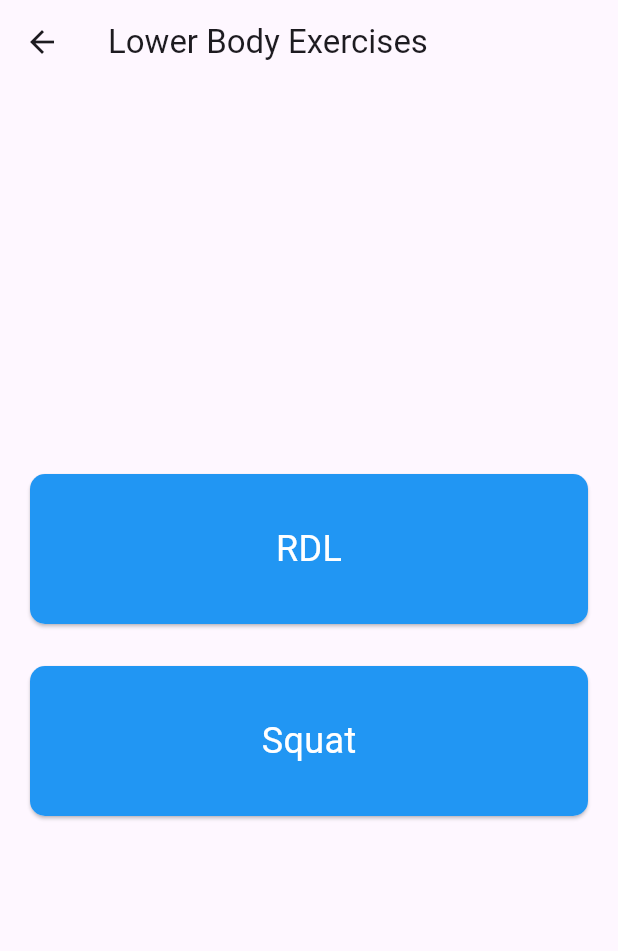
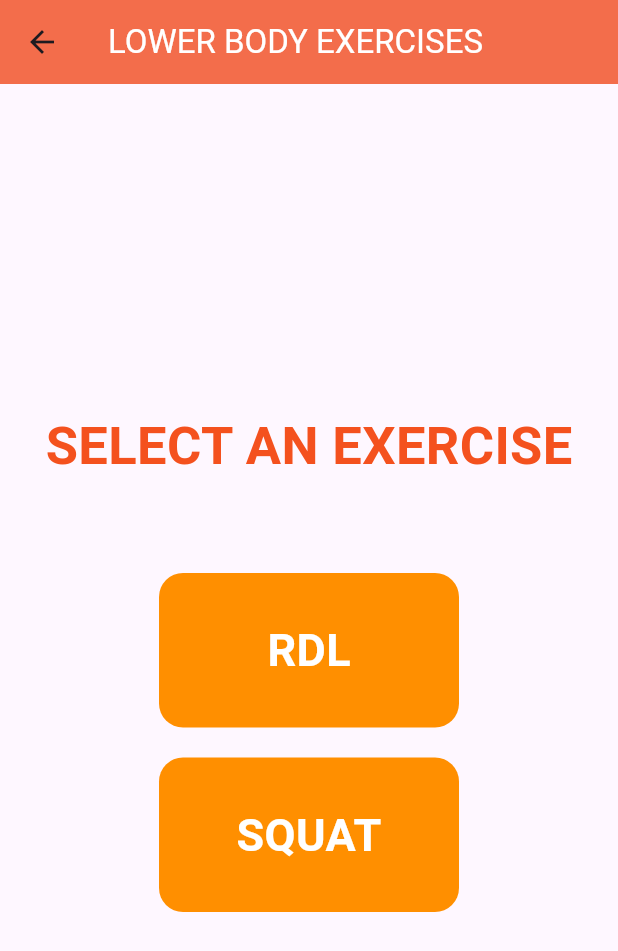
Before and after one commit to Xhideto/liftttrack, a Flutter app: the LowerBodyPage screen opened directly, on a phone screen of 412 x 824 dp. Shown: the top 951 px of the screen. Run offline on Flutter 3.47's test engine with Material 3 defaults, Android fonts, the phone set to English and light mode, and no system bars; our stand-ins replace firebase_database, image_picker; accounts and stored records are empty.

Commit message:
Update lower.dart

```diff
--- a/lib/exercise/lower.dart
+++ b/lib/exercise/lower.dart
@@ -1,33 +1,98 @@
 // lib/lower_body_page.dart
 import 'package:flutter/material.dart';
-import 'exercard.dart'; // Import the ExerciseCard
+import 'package:lifttrack/lowerex/rdl.dart';
+import 'package:lifttrack/lowerex/squat.dart';
 
 class LowerBodyPage extends StatelessWidget {
+  const LowerBodyPage({super.key});
+
   @override
   Widget build(BuildContext context) {
     return Scaffold(
       appBar: AppBar(
-        title: const Text('Lower Body Exercises'),
+        title: Text('LOWER BODY EXERCISES', style: TextStyle(color: Colors.white)), // White text
+        backgroundColor: Colors.deepOrange.shade400,
+        elevation: 3,
+        automaticallyImplyLeading: true,
       ),
       body: Padding(
-        padding: const EdgeInsets.all(16.0),
+        padding: const EdgeInsets.all(24.0),
         child: Column(
           mainAxisAlignment: MainAxisAlignment.center,
           children: <Widget>[
-            ExerciseCard(
-              title: 'RDL',
-              onTap: () {
-                // Navigate to RDL details page
-              },
+            Center(
+              child: Text(
+                'SELECT AN EXERCISE',
+                style: TextStyle(
+                  fontSize: 35,
+                  fontWeight: FontWeight.bold,
+                  color: Colors.deepOrange[600],
+                ),
+              ),
             ),
-            SizedBox(height: 20),
-            ExerciseCard(
-              title: 'Squat',
-              onTap: () {
-                // Navigate to Squat details page
-              },
+            const SizedBox(height: 60),
+            Column(
+              mainAxisAlignment: MainAxisAlignment.center,
+              children: [
+                SizedBox(
+                  width: 200, // Fixed width for the cards
+                  child: GestureDetector(
+                    onTap: () {
+                      Navigator.push(
+                        context,
+                        MaterialPageRoute(builder: (context) => RdlPage()),
+                      );
+                    },
+                    child: Container(
+                      padding: const EdgeInsets.all(30),
+                      decoration: BoxDecoration(
+                        color: Colors.amber[800], // Button color
+                        borderRadius: BorderRadius.circular(16),
+                      ),
+                      child: Center(
+                        child: Text(
+                          'RDL', // Updated text
+                          style: TextStyle(
+                            fontSize: 30,
+                            fontWeight: FontWeight.bold,
+                            color: Colors.white, // Text color
+                          ),
+                        ),
+                      ),
+                    ),
+                  ),
+                ),
+                const SizedBox(height: 20),
+                SizedBox(
+                  width: 200, // Fixed width for the cards
+                  child: GestureDetector(
+                    onTap: () {
+                      Navigator.push(
+                        context,
+                        MaterialPageRoute(builder: (context) => SquatPage()),
+                      );
+                    },
+                    child: Container(
+                      padding: const EdgeInsets.all(30),
+                      decoration: BoxDecoration(
+                        color: Colors.amber[800], // Button color
+                        borderRadius: BorderRadius.circular(16),
+                      ),
+                      child: Center(
+                        child: Text(
+                          'SQUAT', // Updated text
+                          style: TextStyle(
+                            fontSize: 30,
+                            fontWeight: FontWeight.bold,
+                            color: Colors.white, // Text color
+                          ),
+                        ),
+                      ),
+                    ),
+                  ),
+                ),
+              ],
             ),
-            SizedBox(height: 20),
           ],
         ),
       ),
```
